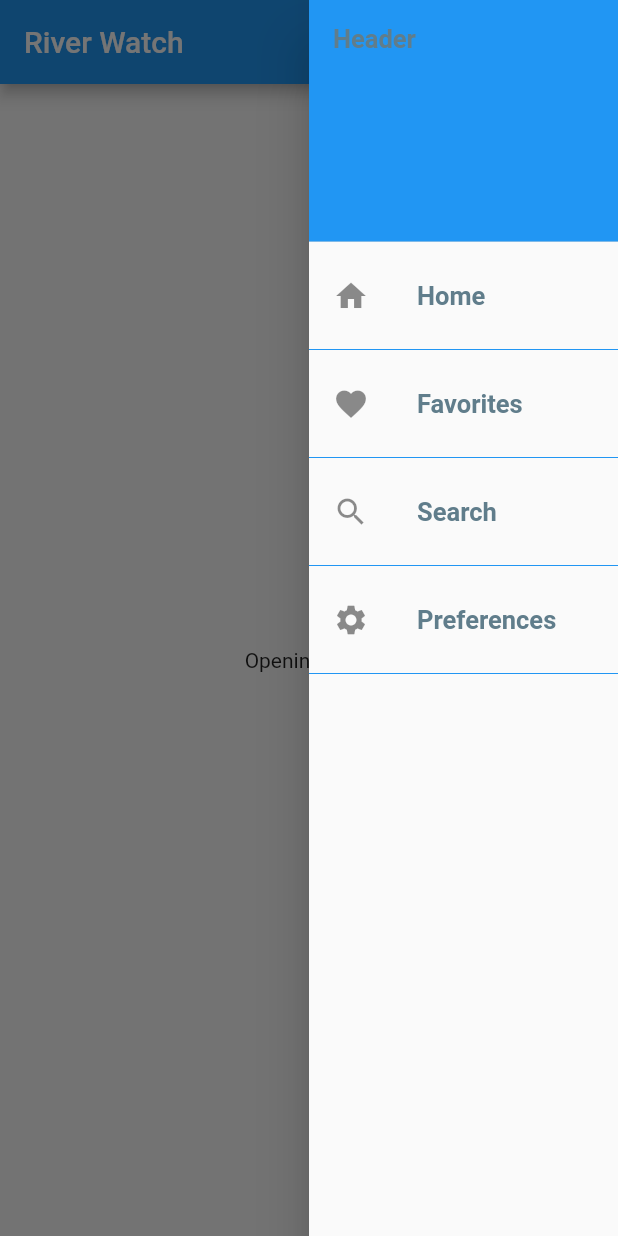
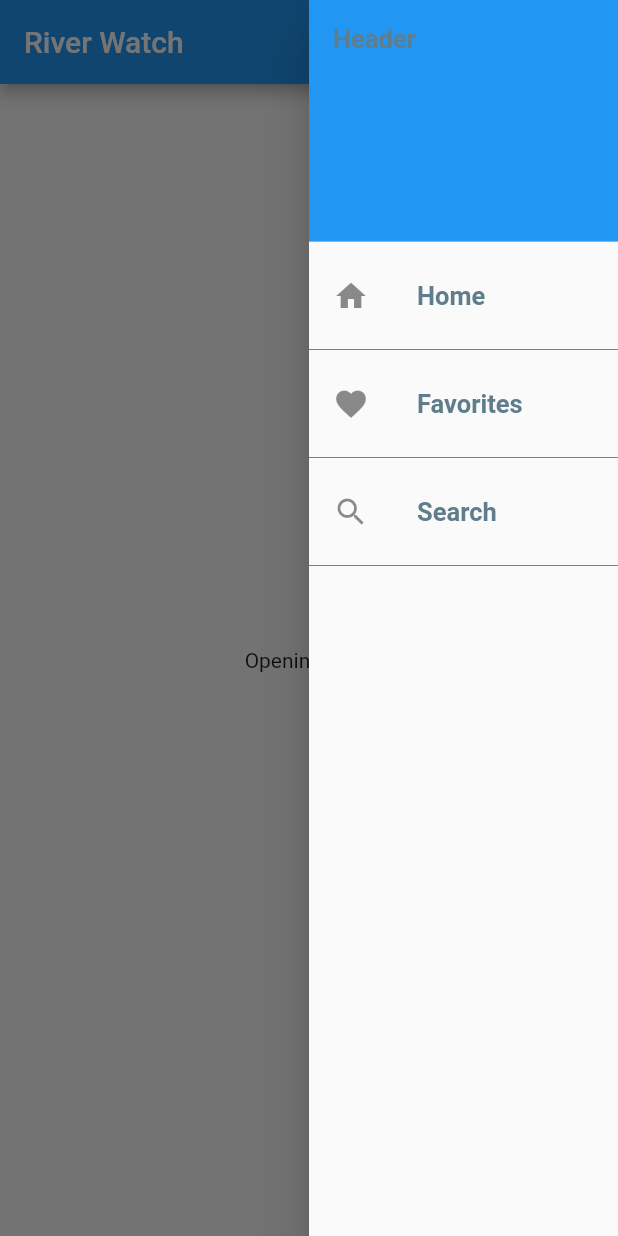
Before and after one commit to nigel25840/stream_watch_flutter, a Flutter app: the screen it shows after launch, with the side drawer open, on a phone screen of 412 x 824 dp. Run offline on Flutter 3.47's test engine with Material 2 defaults, Android fonts, the phone set to English and light mode, and no system bars; our stand-ins replace charts_flutter, flutter_speed_dial, material_segmented_control, scrollable_positioned_list, shared_preferences.

Commit message:
Temporarily removed preferences button from menu drawer

```diff
--- a/lib/UI/drawer.dart
+++ b/lib/UI/drawer.dart
@@ -3,16 +3,13 @@ import 'package:flutter/material.dart';
 import 'package:streamwatcher/UI/favorites_view.dart';
 import 'package:streamwatcher/main.dart';
 
+import 'home_page_view.dart';
 import 'state_picker.dart';
 
 class RFDrawer extends StatefulWidget {
   @override
   State<StatefulWidget> createState() => _RFDrawerState();
   var _key = GlobalKey<ScaffoldState>();
-
-  _handleTapEvent() {
-//    _key.currentState.dr
-  }
 }
 
 class _RFDrawerState extends State<RFDrawer> {
@@ -63,14 +60,16 @@ class _RFDrawerState extends State<RFDrawer> {
               },
             ),
             divider,
-            ListTile(
-              leading: Icon(Icons.settings),
-              title: Text('Preferences', style: style),
-              onTap: () {
-                print('*PREFERENCES*');
-              },
-            ),
-            divider,
+
+// TODO: revive this button in version 2
+//            ListTile(
+//              leading: Icon(Icons.settings),
+//              title: Text('Preferences', style: style),
+//              onTap: () {
+//                print('*PREFERENCES*');
+//              },
+//            ),
+//            divider,
           ],
         ),
       ),
--- a/lib/UI/home_page_view.dart
+++ b/lib/UI/home_page_view.dart
@@ -2,7 +2,6 @@ import 'package:flutter/cupertino.dart';
 import 'package:flutter/material.dart';
 import 'package:streamwatcher/Util/constants.dart';
 import 'package:streamwatcher/Util/Storage.dart';
-
 import 'drawer.dart';
 
 class HomePage extends StatefulWidget {
```
